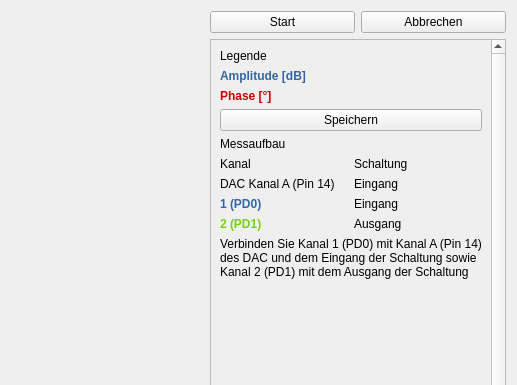
Before: the Qt Designer form lenlab/gui/frequencyform.ui in kalanzun/red_lenlab, drawn with Qt 5; both pictures show x 283 to 800 and y 0 to 385 of the 800 by 600 pixel window.
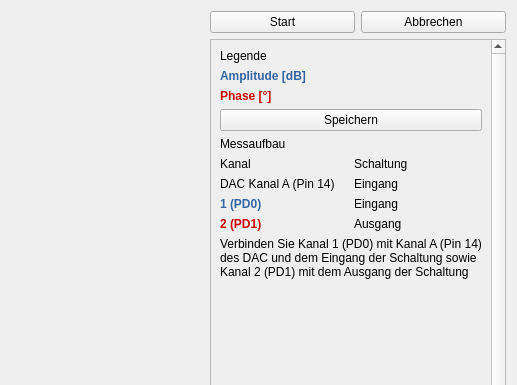
After: the same form once the commit is applied. Custom widgets are drawn as their Qt base class.

Commit message: gui channel labels and colors

```diff
--- a/lenlab/gui/frequencyform.ui
+++ b/lenlab/gui/frequencyform.ui
@@ -82,7 +82,7 @@
 	font-weight: bold;
 }
 #ch2Label {
-	color: #73d216;
+	color: #cc0000;
 	font-weight: bold;
 }
 #amplitudeLabel {
```
The commit also changes 7 other files.
